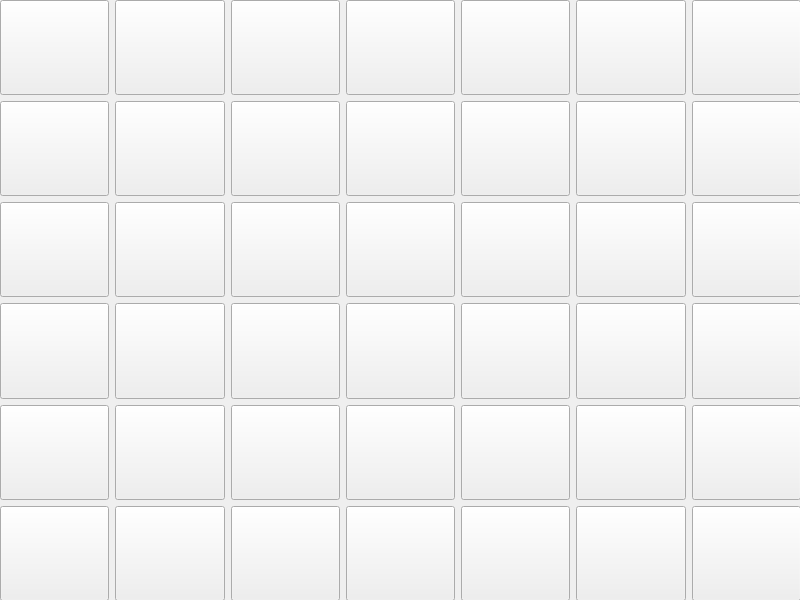
First picture: the form in Morpion/morpion.ui, repository KXCARROY/ProjetCpp, before the edit.
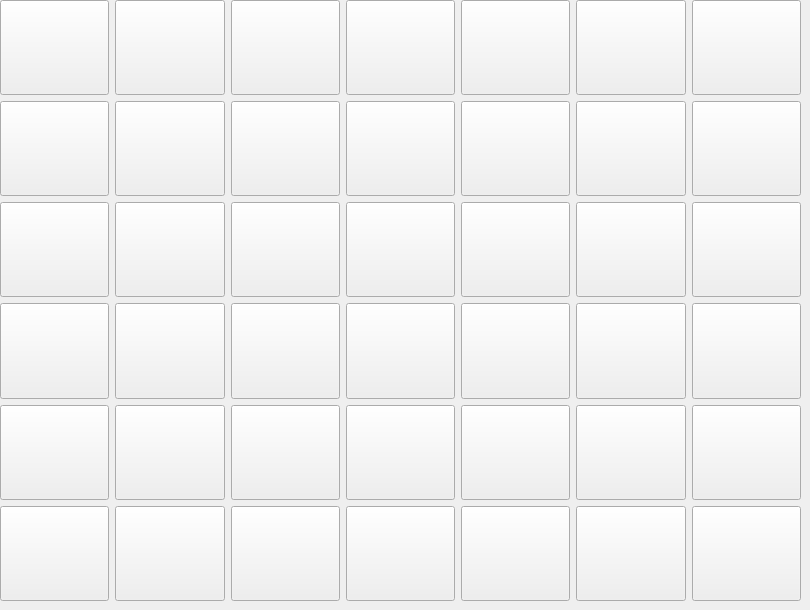
Second picture: the form after the edit.

```diff
--- a/Morpion/morpion.ui
+++ b/Morpion/morpion.ui
@@ -6,8 +6,8 @@
    <rect>
     <x>0</x>
     <y>0</y>
-    <width>800</width>
-    <height>600</height>
+    <width>810</width>
+    <height>610</height>
    </rect>
   </property>
   <property name="windowTitle">
```
